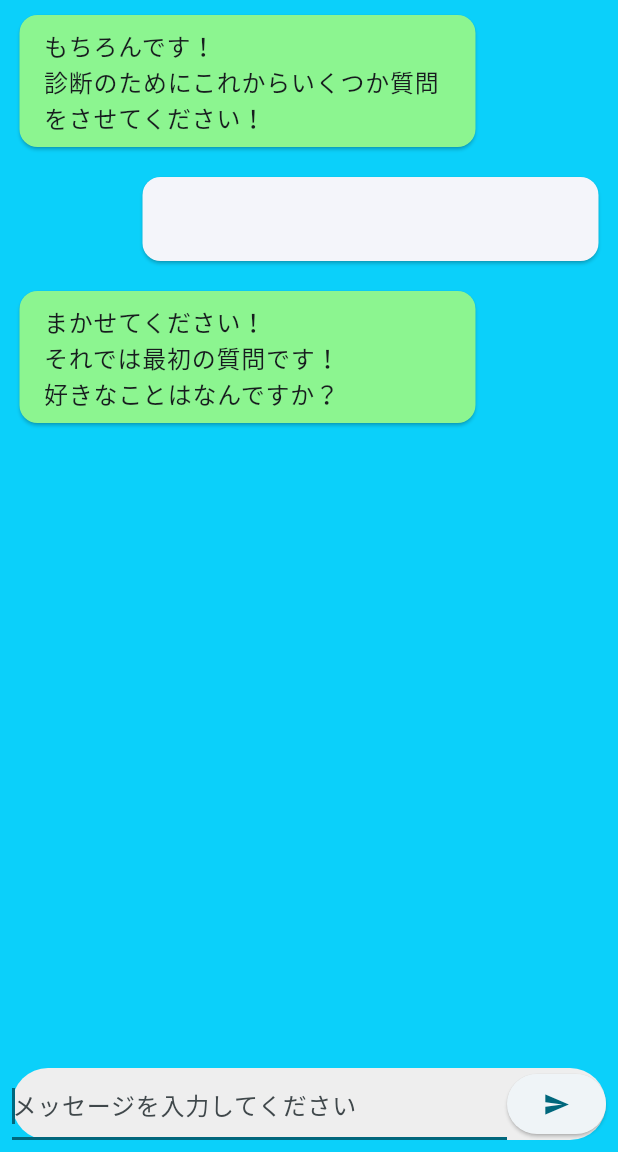
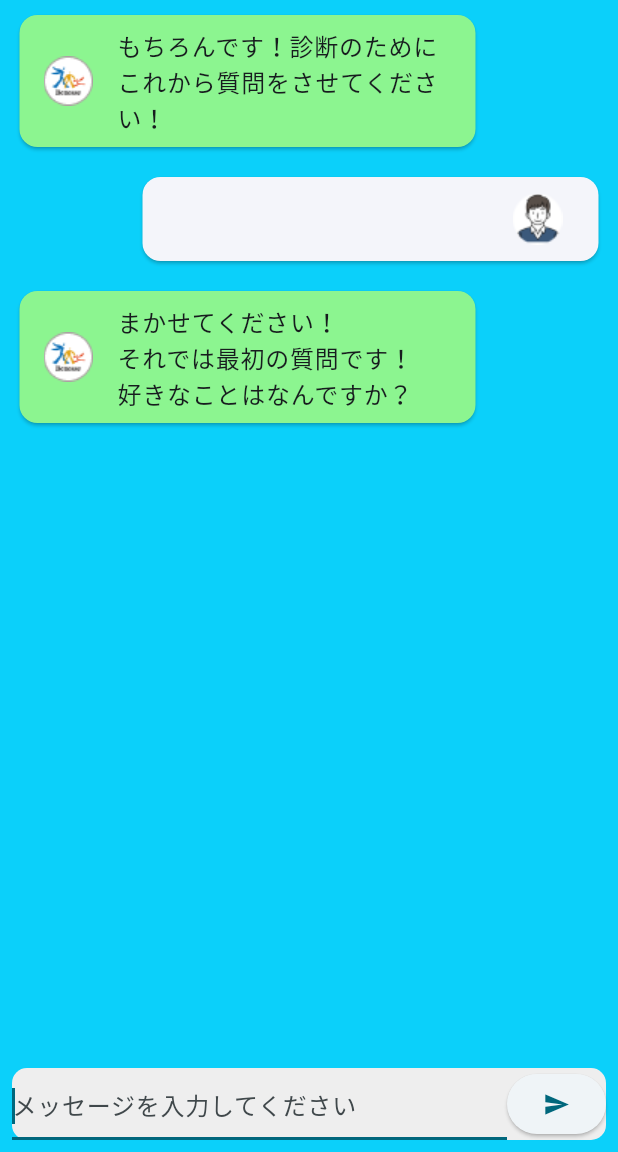
Before and after one commit to nakayamaibuki/Benesse_interm_App, a Flutter app: the screen it shows after launch, after a tap on the "send" icon, on a phone screen of 412 x 824 dp, the part 84-1236 px from its top. Run offline on Flutter 3.47's test engine with Material 3 defaults, Android fonts, the phone set to English and light mode, and no system bars.

Commit message:
main.dartを改変し，UIを向上させました

```diff
--- a/lib/main.dart
+++ b/lib/main.dart
@@ -19,7 +19,7 @@ class MyApp extends StatelessWidget {
       home: const MyHomePage(title: 'Benesse あなたの憧れは？'),
       routes: <String, WidgetBuilder>{
         '/home': (BuildContext context)  => const MyHomePage(title: 'Benesse あなたの憧れは？'),
-        '/subpage': (BuildContext context) => new SubPage()
+        '/subpage': (BuildContext context) => SubPage()
       },
     );
   }
@@ -37,17 +37,17 @@ class MyHomePage extends StatefulWidget {
 
 class _MyHomePageState extends State<MyHomePage> {
   int _counter = 0;
-  var _chat_List = [
-    (message: 'もちろんです！\n診断のためにこれからいくつか質問をさせてください！', id: false, icon: 'assets/image/bot_icon.png'),
+  final List<({String icon, bool id, String message})> _chatList = [
+    (message: 'もちろんです！診断のために\nこれから質問をさせてください！', id: false, icon: 'assets/image/bot_icon.png'),
   ];
   final TextEditingController _editContoroller = TextEditingController();
-  ScrollController _scrollContoroller = ScrollController();
+  final ScrollController _scrollContoroller = ScrollController();
 
-  final _anser_List = [
+  final _anserList = [
     (message: 'まかせてください！\nそれでは最初の質問です！\n好きなことはなんですか？',id: false, icon: 'assets/image/bot_icon.png'),
-    (message: 'なるほど！例えばどのようなところが好きですか？',id: false, icon: 'assets/image/bot_icon.png'),
-    (message: '素敵ですね！得意なことはどんなことですか？',id: false, icon: 'assets/image/bot_icon.png'),
-    (message: 'お答えいただきありがとうございます！\nお答えをもとに診断してみますね！',id: false, icon: 'assets/image/bot_icon.png')
+    (message: 'なるほど！例えば\nどのようなところが好きですか？',id: false, icon: 'assets/image/bot_icon.png'),
+    (message: '素敵ですね！得意なことは\nどんなことですか？',id: false, icon: 'assets/image/bot_icon.png'),
+    (message: 'ご回答ありがとうございます！\nお答えをもとに診断してみますね！',id: false, icon: 'assets/image/bot_icon.png')
   ];
 
   void _scrollToBottom(){
@@ -58,13 +58,13 @@ class _MyHomePageState extends State<MyHomePage> {
       );
   }
 
-  //_chat_Listに追加
-  void _add_chat_List(){
-    if (_counter != _anser_List.length){
+  //_chatListに追加
+  void _addChatList(){
+    if (_counter != _anserList.length){
       setState(() {
-        _chat_List.add((message: _editContoroller.text,id: true, icon: 'assets/image/user_icon.png'));
+        _chatList.add((message: _editContoroller.text,id: true, icon: 'assets/image/user_icon.png'));
         _editContoroller.clear();
-        _chat_List.add((message: _anser_List[_counter].message, id: _anser_List[_counter].id, icon: _anser_List[_counter].icon));
+        _chatList.add((message: _anserList[_counter].message, id: _anserList[_counter].id, icon: _anserList[_counter].icon));
         _counter++;
       });
       Timer(
@@ -80,13 +80,15 @@ class _MyHomePageState extends State<MyHomePage> {
   Widget buildListtile(int index, bool id){
     if (id == false){
       return ListTile(
-        title: Text("${_chat_List[index].message}"),);
-        // lead;
+        title: Text(_chatList[index].message),
+        leading: Image.asset('assets/images/bot_icon.png'),
+        );
     }
 
     else{
       return ListTile(
-        title: Text("${_chat_List[index].message}"),);
+        title: Text(_chatList[index].message),
+        trailing: Image.asset('assets/images/user_icon.png'),);
     }
   }
 
@@ -100,41 +102,43 @@ class _MyHomePageState extends State<MyHomePage> {
         title: Text(widget.title),
       ),
 
-      body: Stack(
-        alignment: Alignment.bottomCenter,
+      body: Column(
+        // alignment: Alignment.bottomCenter,
         children: <Widget>[
-          ListView.builder(
+          Expanded(
+            child: ListView.builder(
               controller: _scrollContoroller,
-            itemCount: _chat_List.length,
+              itemCount: _chatList.length,
               itemBuilder: (context, index){
                 return Padding(
                   padding: const EdgeInsets.all(5.0),
                   child: Card(
-                  margin: _chat_List[index].id
+                    margin: _chatList[index].id
                     ? const EdgeInsets.only(top: 5.0, left: 90.0, bottom: 5.0, right: 8.0)
                     : const EdgeInsets.only(top: 5.0, left: 8.0, bottom: 5.0, right: 90.0),
-                  color: _chat_List[index].id
+                    color: _chatList[index].id
                     ? const Color.fromRGBO(244, 245, 250, 1)
                     : const Color.fromRGBO(140, 245, 144, 1),
                     child:
-                  ListTile(
-                    title: Text("${_chat_List[index].message}"),
-                  ),
+                    buildListtile(index, _chatList[index].id),
                   ),
                 );
               },
+            ),
           ),
 
           //メッセージ送信部分
           Padding(
             padding: const EdgeInsets.all(8.0),
+            child: SingleChildScrollView(
               child: Column(
                 mainAxisAlignment: MainAxisAlignment.end,
                 children: <Widget>[
-                Container(
+                  Center(
+                    child: Container(
                       decoration: BoxDecoration(
                         color: Colors.grey.shade200,
-                    borderRadius: BorderRadius.circular(30),
+                        borderRadius: BorderRadius.circular(10),
                       ),
 
                       child: Column(
@@ -164,7 +168,7 @@ class _MyHomePageState extends State<MyHomePage> {
                                 ElevatedButton(
                                   onPressed: () {
                                   // フォームが送信されたときの処理を記述
-                              _add_chat_List();
+                                  _addChatList();
                                   Timer(
                                     const Duration(microseconds: 200),
                                     _scrollToBottom,
@@ -178,7 +182,9 @@ class _MyHomePageState extends State<MyHomePage> {
                         ],
                       ),
                     ),
+                  ),
                 ],
+              ),
             ),
           ),
         ],
@@ -192,7 +198,7 @@ class _MyHomePageState extends State<MyHomePage> {
 class SubPage extends StatelessWidget {
   @override
   Widget build(BuildContext context) {
-    return new Scaffold(
+    return Scaffold(
       backgroundColor: const Color.fromRGBO(11, 208, 250, 1),
 
       appBar: AppBar(
@@ -203,7 +209,10 @@ class SubPage extends StatelessWidget {
       body: Stack(
         alignment: Alignment.bottomCenter,
         children: <Widget>[
-          Container(
+          Center(
+            child: Padding(
+              padding: const EdgeInsets.all(8.0),
+              child: Container(
                 decoration: BoxDecoration(
                   color: Colors.grey.shade200,
                   borderRadius: BorderRadius.circular(10),
@@ -225,9 +234,7 @@ class SubPage extends StatelessWidget {
                       onTap: (){
 
                       },
-                  child: Container(
                       child: Image.asset('assets/images/evepra.png'),
-                  ),
                     ),
 
                     const Text('イベントプランナーってどんな仕事？',
@@ -242,6 +249,7 @@ class SubPage extends StatelessWidget {
                         color: const Color.fromRGBO(217, 217, 217, 1),
                         borderRadius: BorderRadius.circular(10),
                       ),
+
                       width: 312,
                       height: 150,
                       child: const Text('サッカーが大好きで\n関わる人たちを盛り上げる\nそんなあなたは\nイベントプランナー！',
@@ -255,6 +263,8 @@ class SubPage extends StatelessWidget {
                 ),
 
               ),
+            ),
+          ),
 
           //メッセージ送信部分
           Column(
@@ -263,7 +273,7 @@ class SubPage extends StatelessWidget {
               Container(
                 decoration: BoxDecoration(
                   color: Colors.grey.shade200,
-                  borderRadius: BorderRadius.circular(30),
+                  borderRadius: BorderRadius.circular(10),
                 ),
 
                 child: Column(
@@ -274,7 +284,6 @@ class SubPage extends StatelessWidget {
                         children: <Widget>[
                           Flexible(
                             child: TextFormField(
-                              autofocus: true,
                               keyboardType: TextInputType.multiline,
                               maxLines: 5,
                               minLines: 1,
```
Lines whose indentation alone changed are shown as unchanged.
